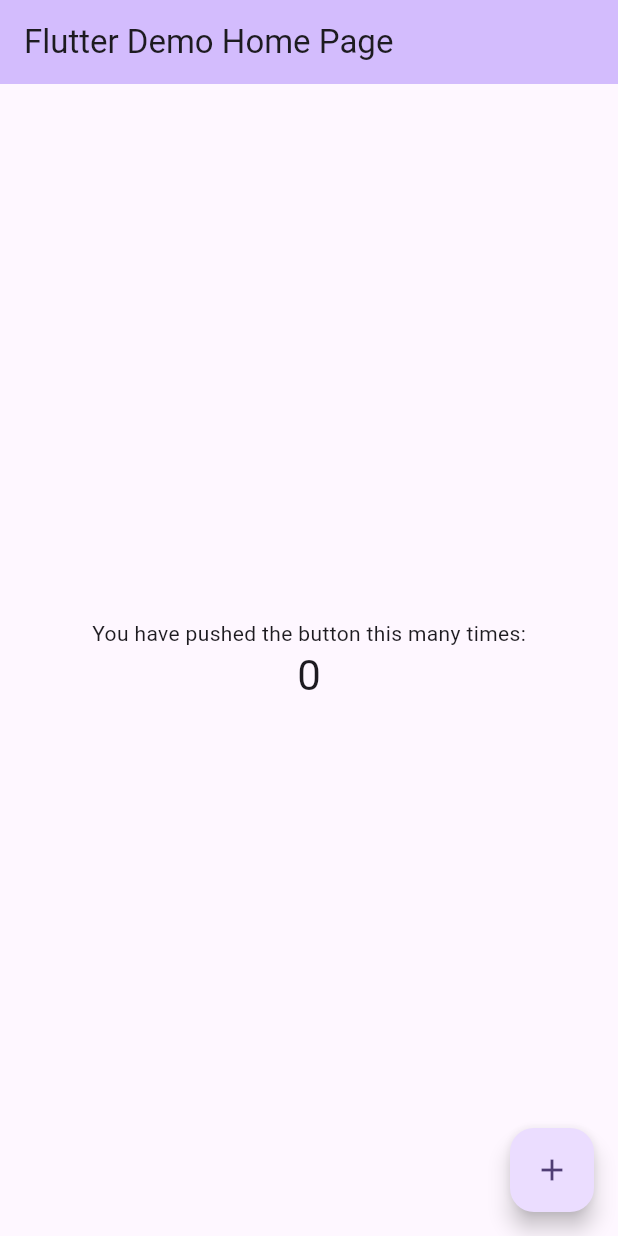
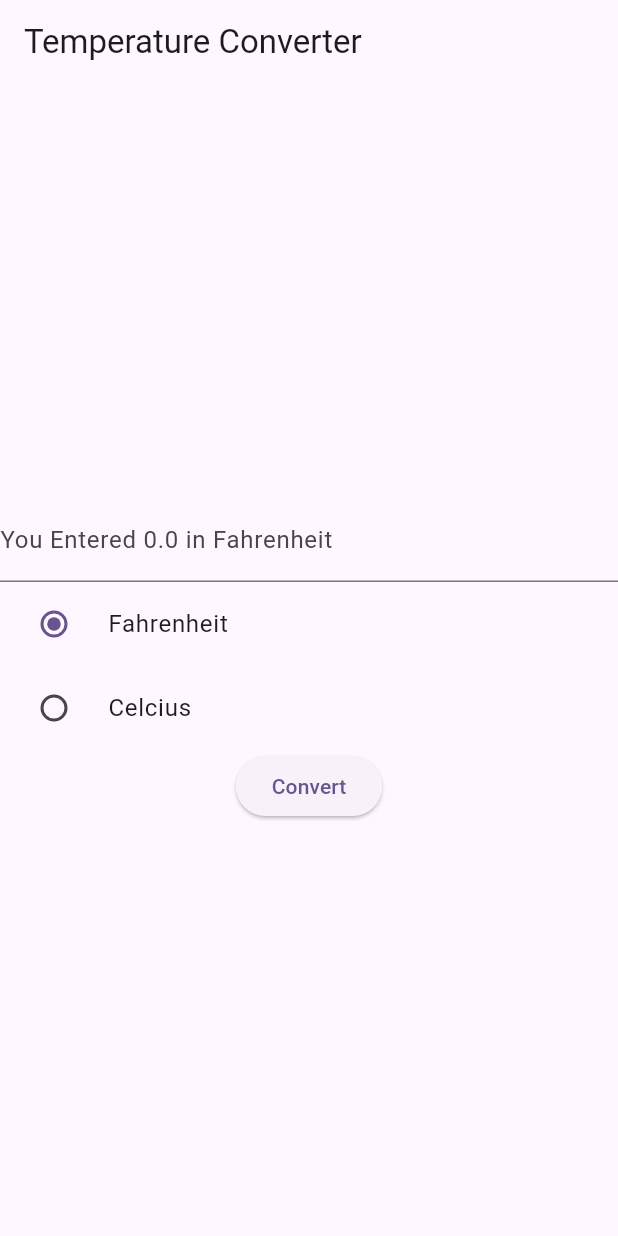
Before and after one commit to ibrahimfe/flutter_temperature_converter, a Flutter app: the screen it shows after launch, on a phone screen of 412 x 824 dp. Run offline on Flutter 3.47's test engine with Material 2 defaults, Android fonts, the phone set to English and light mode, and no system bars.

Commit message:
temp converter 80%

```diff
--- a/lib/main.dart
+++ b/lib/main.dart
@@ -11,42 +11,18 @@
   @override
   Widget build(BuildContext context) {
     return MaterialApp(
-      title: 'Flutter Demo',
+      title: 'Temperature Converter',
       theme: ThemeData(
-        // This is the theme of your application.
-        //
-        // TRY THIS: Try running your application with "flutter run". You'll see
-        // the application has a blue toolbar. Then, without quitting the app,
-        // try changing the seedColor in the colorScheme below to Colors.green
-        // and then invoke "hot reload" (save your changes or press the "hot
-        // reload" button in a Flutter-supported IDE, or press "r" if you used
-        // the command line to start the app).
-        //
-        // Notice that the counter didn't reset back to zero; the application
-        // state is not lost during the reload. To reset the state, use hot
-        // restart instead.
-        //
-        // This works for code too, not just values: Most code changes can be
-        // tested with just a hot reload.
         colorScheme: ColorScheme.fromSeed(seedColor: Colors.deepPurple),
         useMaterial3: true,
       ),
-      home: const MyHomePage(title: 'Flutter Demo Home Page'),
+      home: const MyHomePage(title: 'Temperature Converter'),
     );
   }
 }
 
 class MyHomePage extends StatefulWidget {
   const MyHomePage({super.key, required this.title});
-
-  // This widget is the home page of your application. It is stateful, meaning
-  // that it has a State object (defined below) that contains fields that affect
-  // how it looks.
-
-  // This class is the configuration for the state. It holds the values (in this
-  // case the title) provided by the parent (in this case the App widget) and
-  // used by the build method of the State. Fields in a Widget subclass are
-  // always marked "final".
 
   final String title;
 
@@ -55,71 +31,61 @@
 }
 
 class _MyHomePageState extends State<MyHomePage> {
-  int _counter = 0;
-
-  void _incrementCounter() {
-    setState(() {
-      // This call to setState tells the Flutter framework that something has
-      // changed in this State, which causes it to rerun the build method below
-      // so that the display can reflect the updated values. If we changed
-      // _counter without calling setState(), then the build method would not be
-      // called again, and so nothing would appear to happen.
-      _counter++;
-    });
-  }
+  double inTemp = 0.0, outTemp = 0.0;
+  bool isFah = true;
 
   @override
   Widget build(BuildContext context) {
-    // This method is rerun every time setState is called, for instance as done
-    // by the _incrementCounter method above.
-    //
-    // The Flutter framework has been optimized to make rerunning build methods
-    // fast, so that you can just rebuild anything that needs updating rather
-    // than having to individually change instances of widgets.
     return Scaffold(
       appBar: AppBar(
-        // TRY THIS: Try changing the color here to a specific color (to
-        // Colors.amber, perhaps?) and trigger a hot reload to see the AppBar
-        // change color while the other colors stay the same.
-        backgroundColor: Theme.of(context).colorScheme.inversePrimary,
-        // Here we take the value from the MyHomePage object that was created by
-        // the App.build method, and use it to set our appbar title.
-        title: Text(widget.title),
+        title: Text("Temperature Converter"),
       ),
-      body: Center(
-        // Center is a layout widget. It takes a single child and positions it
-        // in the middle of the parent.
-        child: Column(
-          // Column is also a layout widget. It takes a list of children and
-          // arranges them vertically. By default, it sizes itself to fit its
-          // children horizontally, and tries to be as tall as its parent.
-          //
-          // Column has various properties to control how it sizes itself and
-          // how it positions its children. Here we use mainAxisAlignment to
-          // center the children vertically; the main axis here is the vertical
-          // axis because Columns are vertical (the cross axis would be
-          // horizontal).
-          //
-          // TRY THIS: Invoke "debug painting" (choose the "Toggle Debug Paint"
-          // action in the IDE, or press "p" in the console), to see the
-          // wireframe for each widget.
-          mainAxisAlignment: MainAxisAlignment.center,
-          children: <Widget>[
-            const Text(
-              'You have pushed the button this many times:',
+      body: Column(
+        mainAxisAlignment: MainAxisAlignment.center,
+        children: <Widget>[
+          TextField(
+            decoration: InputDecoration(
+              hintText: 'Enter Temperature',
+              labelText: isFah
+                  ? "You Entered $inTemp in Fahrenheit"
+                  : "You Entered $inTemp in Celcius",
             ),
-            Text(
-              '$_counter',
-              style: Theme.of(context).textTheme.headlineMedium,
-            ),
-          ],
-        ),
+            keyboardType: TextInputType.number,
+            onChanged: (newValue) {
+              setState(() {
+                try {
+                  inTemp = double.parse(newValue);
+                } catch (e) {
+                  //
+                }
+              });
+            },
+          ),
+          RadioListTile(
+            value: true,
+            groupValue: isFah,
+            onChanged: (newValue) {
+              setState(() {
+                isFah = newValue!;
+              });
+            },
+            title: Text("Fahrenheit"),
+          ),
+          RadioListTile(
+            value: false,
+            groupValue: isFah,
+            onChanged: (newValue) {
+              setState(() {
+                isFah = newValue!;
+              });
+            },
+            title: Text("Celcius"),
+          ),
+          ElevatedButton(
+
+            onPressed: () {}, child: Text("Convert"))
+        ],
       ),
-      floatingActionButton: FloatingActionButton(
-        onPressed: _incrementCounter,
-        tooltip: 'Increment',
-        child: const Icon(Icons.add),
-      ), // This trailing comma makes auto-formatting nicer for build methods.
     );
   }
 }
```
